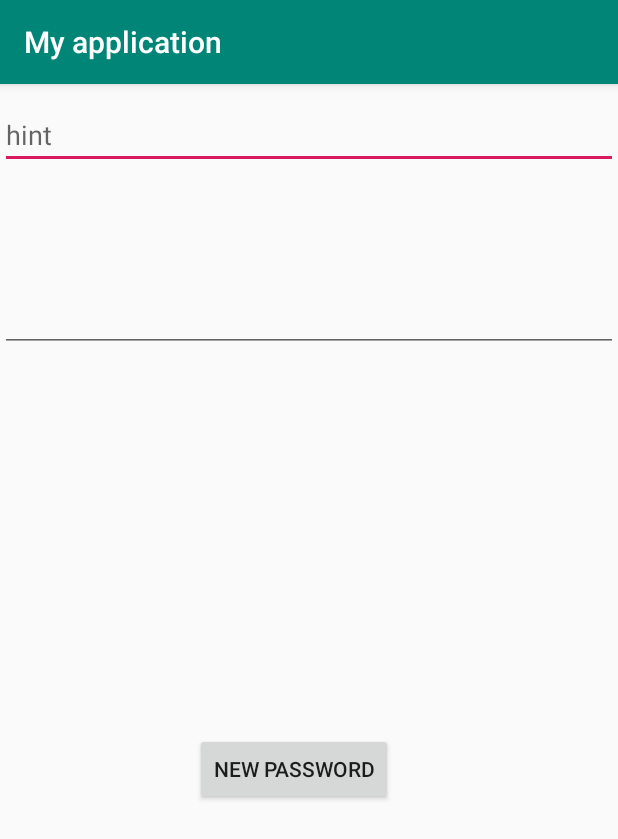
After one commit to NastyaGribanova/AndroidHomework, an Android app: the ChangeLoginActivity screen opened directly, with no data from a screen before it, on a phone screen of 412 x 824 dp. The commit adds this screen. Shown: the top 839 px of the screen. Run offline under Robolectric (Android 15) with nearby library versions, the phone set to English and light mode, and no system bars.

Commit message:
Third Homework

```diff
--- a/app/src/main/AndroidManifest.xml
+++ b/app/src/main/AndroidManifest.xml
@@ -9,6 +9,12 @@
         android:roundIcon="@mipmap/ic_launcher_round"
         android:supportsRtl="true"
         android:theme="@style/AppTheme">
+        <activity android:name=".ChangeLoginActivity"></activity>
+        <activity android:name=".LoginActivity" />
+        <activity
+            android:name=".Main2Activity"
+            android:label="@string/title_activity_main2"
+            android:theme="@style/AppTheme.NoActionBar" />
         <activity android:name=".MainActivity">
             <intent-filter>
                 <action android:name="android.intent.action.MAIN" />
--- /dev/null
+++ b/app/src/main/java/com/example/myapplication/ChangeLoginActivity.kt
@@ -0,0 +1,20 @@
+package com.example.myapplication
+
+import android.content.Intent
+import androidx.appcompat.app.AppCompatActivity
+import android.os.Bundle
+import android.view.View
+import kotlinx.android.synthetic.main.activity_change_login.*
+
+class ChangeLoginActivity : AppCompatActivity() {
+
+    override fun onCreate(savedInstanceState: Bundle?) {
+        super.onCreate(savedInstanceState)
+        setContentView(R.layout.activity_change_login)
+    }
+
+    fun onClick2(view: View) {
+        LoginActivity.PasswordRepository.password = editText2.text.toString()
+        onBackPressed()
+    }
+}
--- /dev/null
+++ b/app/src/main/res/layout/activity_change_login.xml
@@ -0,0 +1,45 @@
+<?xml version="1.0" encoding="utf-8"?>
+<androidx.constraintlayout.widget.ConstraintLayout xmlns:android="http://schemas.android.com/apk/res/android"
+    xmlns:app="http://schemas.android.com/apk/res-auto"
+    xmlns:tools="http://schemas.android.com/tools"
+    android:layout_width="match_parent"
+    android:layout_height="match_parent"
+    tools:context=".ChangeLoginActivity">
+
+    <com.google.android.material.textfield.TextInputEditText
+        android:id="@+id/textInputEditText"
+        android:layout_width="match_parent"
+        android:layout_height="wrap_content"
+        android:layout_marginTop="87dp"
+        android:layout_marginBottom="188dp"
+        android:hint="hint"
+        app:layout_constraintBottom_toTopOf="@+id/button4"
+        app:layout_constraintTop_toTopOf="parent" />
+
+    <EditText
+        android:id="@+id/editText2"
+        android:layout_width="match_parent"
+        android:layout_height="wrap_content"
+        android:layout_marginTop="46dp"
+        android:layout_marginBottom="223dp"
+        android:ems="10"
+        android:inputType="textPersonName"
+        app:layout_constraintBottom_toTopOf="@+id/button4"
+        app:layout_constraintEnd_toEndOf="parent"
+        app:layout_constraintStart_toStartOf="parent"
+        app:layout_constraintTop_toBottomOf="@+id/textInputEditText" />
+
+    <Button
+        android:id="@+id/button4"
+        android:layout_width="wrap_content"
+        android:layout_height="wrap_content"
+        android:layout_marginStart="151dp"
+        android:layout_marginTop="188dp"
+        android:layout_marginEnd="172dp"
+        android:layout_marginBottom="363dp"
+        android:text="New Password"
+        app:layout_constraintBottom_toBottomOf="parent"
+        app:layout_constraintEnd_toEndOf="parent"
+        app:layout_constraintStart_toStartOf="parent"
+        app:layout_constraintTop_toBottomOf="@+id/textInputEditText" />
+</androidx.constraintlayout.widget.ConstraintLayout>
--- a/app/src/main/res/values/strings.xml
+++ b/app/src/main/res/values/strings.xml
@@ -1,3 +1,8 @@
 <resources>
     <string name="app_name">My application</string>
+    <string name="title_activity_main2">Main2Activity</string>
+    <string name="validate_password">Wrong Password</string>
+    <string name="login">Login</string>
+    <string name="email">email</string>
+    <string name="password">password</string>
 </resources>
--- a/app/src/main/res/values/styles.xml
+++ b/app/src/main/res/values/styles.xml
@@ -8,4 +8,13 @@
         <item name="colorAccent">@color/colorAccent</item>
     </style>
 
+    <style name="AppTheme.NoActionBar">
+        <item name="windowActionBar">false</item>
+        <item name="windowNoTitle">true</item>
+    </style>
+
+    <style name="AppTheme.AppBarOverlay" parent="ThemeOverlay.AppCompat.Dark.ActionBar" />
+
+    <style name="AppTheme.PopupOverlay" parent="ThemeOverlay.AppCompat.Light" />
+
 </resources>
```
Also changed, not shown: app/build.gradle (+9 -3 lines), app/src/main/java/com/example/myapplication/LoginActivity.kt (added, +53 -0 lines), app/src/main/java/com/example/myapplication/MainActivity.kt (+13 -0 lines), app/src/main/res/layout/activity_login.xml (added, +106 -0 lines), app/src/main/res/layout/activity_main.xml (+10 -5 lines), app/src/main/res/drawable-hdpi/ic_action_name.png (added), app/src/main/res/drawable-mdpi/ic_action_name.png (added), app/src/main/res/drawable-xhdpi/ic_action_name.png (added), app/src/main/res/drawable-xxhdpi/ic_action_name.png (added), app/src/main/res/drawable-xxxhdpi/ic_action_name.png (added).
